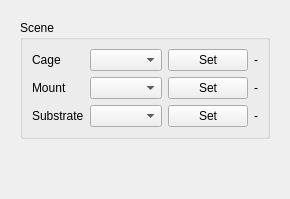
Before: the Qt Designer form Spraycoater/resource/ui/tabs/service/service_tab.ui in mikv75-lab/ROS-Project, drawn with Qt 5.
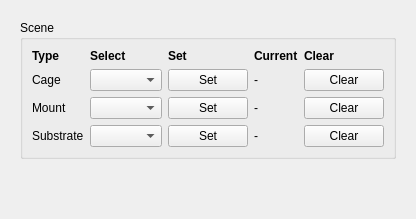
After: the same form once the commit is applied.

Commit message: save erste service buttons gehen

The edit to the form file:
```diff
--- a/Spraycoater/resource/ui/tabs/service/service_tab.ui
+++ b/Spraycoater/resource/ui/tabs/service/service_tab.ui
@@ -19,57 +19,114 @@
 
          <!-- Cage -->
          <item row="0" column="0">
+          <widget class="QLabel" name="lblHdrType">
+           <property name="text"><string>Type</string></property>
+           <property name="styleSheet">
+            <string notr="true">font-weight: 600;</string>
+           </property>
+          </widget>
+         </item>
+         <item row="0" column="1">
+          <widget class="QLabel" name="lblHdrSelect">
+           <property name="text"><string>Select</string></property>
+           <property name="styleSheet">
+            <string notr="true">font-weight: 600;</string>
+           </property>
+          </widget>
+         </item>
+         <item row="0" column="2">
+          <widget class="QLabel" name="lblHdrSet">
+           <property name="text"><string>Set</string></property>
+           <property name="styleSheet">
+            <string notr="true">font-weight: 600;</string>
+           </property>
+          </widget>
+         </item>
+         <item row="0" column="3">
+          <widget class="QLabel" name="lblHdrCurrent">
+           <property name="text"><string>Current</string></property>
+           <property name="styleSheet">
+            <string notr="true">font-weight: 600;</string>
+           </property>
+          </widget>
+         </item>
+         <item row="0" column="4">
+          <widget class="QLabel" name="lblHdrClear">
+           <property name="text"><string>Clear</string></property>
+           <property name="styleSheet">
+            <string notr="true">font-weight: 600;</string>
+           </property>
+          </widget>
+         </item>
+
+         <!-- Cage -->
+         <item row="1" column="0">
           <widget class="QLabel" name="lblCage">
            <property name="text"><string>Cage</string></property>
           </widget>
          </item>
-         <item row="0" column="1"><widget class="QComboBox" name="cmbCage"/></item>
-         <item row="0" column="2">
+         <item row="1" column="1"><widget class="QComboBox" name="cmbCage"/></item>
+         <item row="1" column="2">
           <widget class="QPushButton" name="btnSetCage">
            <property name="text"><string>Set</string></property>
           </widget>
          </item>
-         <item row="0" column="3">
+         <item row="1" column="3">
           <widget class="QLabel" name="lblCageCurrent">
            <property name="text"><string>-</string></property>
           </widget>
          </item>
+         <item row="1" column="4">
+          <widget class="QPushButton" name="btnClearCage">
+           <property name="text"><string>Clear</string></property>
+          </widget>
+         </item>
 
          <!-- Mount -->
-         <item row="1" column="0">
+         <item row="2" column="0">
           <widget class="QLabel" name="lblMount">
            <property name="text"><string>Mount</string></property>
           </widget>
          </item>
-         <item row="1" column="1"><widget class="QComboBox" name="cmbMount"/></item>
-         <item row="1" column="2">
+         <item row="2" column="1"><widget class="QComboBox" name="cmbMount"/></item>
+         <item row="2" column="2">
           <widget class="QPushButton" name="btnSetMount">
            <property name="text"><string>Set</string></property>
           </widget>
          </item>
-         <item row="1" column="3">
+         <item row="2" column="3">
           <widget class="QLabel" name="lblMountCurrent">
            <property name="text"><string>-</string></property>
           </widget>
          </item>
+         <item row="2" column="4">
+          <widget class="QPushButton" name="btnClearMount">
+           <property name="text"><string>Clear</string></property>
+          </widget>
+         </item>
 
          <!-- Substrate -->
-         <item row="2" column="0">
+         <item row="3" column="0">
           <widget class="QLabel" name="lblSubstrate">
            <property name="text"><string>Substrate</string></property>
           </widget>
          </item>
-         <item row="2" column="1"><widget class="QComboBox" name="cmbSubstrate"/></item>
-         <item row="2" column="2">
+         <item row="3" column="1"><widget class="QComboBox" name="cmbSubstrate"/></item>
+         <item row="3" column="2">
           <widget class="QPushButton" name="btnSetSubstrate">
            <property name="text"><string>Set</string></property>
           </widget>
          </item>
-         <item row="2" column="3">
+         <item row="3" column="3">
           <widget class="QLabel" name="lblSubstrateCurrent">
            <property name="text"><string>-</string></property>
           </widget>
          </item>
+         <item row="3" column="4">
+          <widget class="QPushButton" name="btnClearSubstrate">
+           <property name="text"><string>Clear</string></property>
+          </widget>
+         </item>
 
         </layout>
        </widget>
```
Left out of the diff: 2 changed lines with no effect on the pictures. The commit also changes 15 other files.
